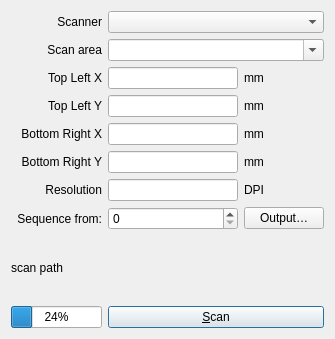
The window that scandialog.ui (ec1oud/scancrop) describes before a commit, drawn with Qt 5.
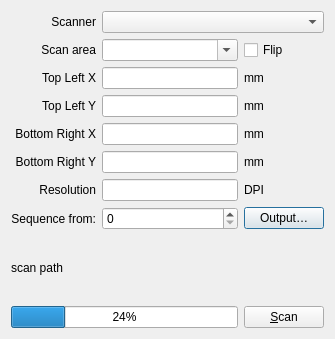
The same window after the commit.

Commit message:
Add "flip" checkbox to scan dialog
Switch width and height from the "Scan area" dimensions.
So we have to pass the QRectF to ImageScanner, which makes
more sense anyway.

```diff
--- a/scandialog.ui
+++ b/scandialog.ui
@@ -13,7 +13,7 @@
   <property name="windowTitle">
    <string>Capture Media Images</string>
   </property>
-  <layout class="QGridLayout" name="gridLayout" columnstretch="0,1,0">
+  <layout class="QGridLayout" name="gridLayout">
    <item row="0" column="0">
     <widget class="QLabel" name="scannerLabel">
      <property name="text">
@@ -47,7 +47,7 @@
      </property>
     </widget>
    </item>
-   <item row="1" column="1" colspan="2">
+   <item row="1" column="1">
     <widget class="QComboBox" name="scanSizes">
      <property name="sizePolicy">
       <sizepolicy hsizetype="Expanding" vsizetype="Fixed">
@@ -60,6 +60,13 @@
      </property>
     </widget>
    </item>
+   <item row="1" column="2">
+    <widget class="QCheckBox" name="flipCB">
+     <property name="text">
+      <string>Flip</string>
+     </property>
+    </widget>
+   </item>
    <item row="2" column="0">
     <widget class="QLabel" name="label_4">
      <property name="text">
@@ -179,54 +186,6 @@
      </property>
     </widget>
    </item>
-   <item row="9" column="0">
-    <widget class="QProgressBar" name="scanProgressBar">
-     <property name="sizePolicy">
-      <sizepolicy hsizetype="Preferred" vsizetype="Fixed">
-       <horstretch>0</horstretch>
-       <verstretch>0</verstretch>
-      </sizepolicy>
-     </property>
-     <property name="value">
-      <number>24</number>
-     </property>
-    </widget>
-   </item>
-   <item row="9" column="1" colspan="2">
-    <widget class="QPushButton" name="scanButton">
-     <property name="sizePolicy">
-      <sizepolicy hsizetype="Minimum" vsizetype="Fixed">
-       <horstretch>0</horstretch>
-       <verstretch>0</verstretch>
-      </sizepolicy>
-     </property>
-     <property name="text">
-      <string>&amp;Scan</string>
-     </property>
-    </widget>
-   </item>
-   <item row="8" column="0" colspan="3">
-    <widget class="QLabel" name="scanPathLabel">
-     <property name="sizePolicy">
-      <sizepolicy hsizetype="MinimumExpanding" vsizetype="Preferred">
-       <horstretch>0</horstretch>
-       <verstretch>0</verstretch>
-      </sizepolicy>
-     </property>
-     <property name="text">
-      <string>scan path</string>
-     </property>
-     <property name="textFormat">
-      <enum>Qt::TextFormat::PlainText</enum>
-     </property>
-     <property name="alignment">
-      <set>Qt::AlignmentFlag::AlignLeading|Qt::AlignmentFlag::AlignLeft|Qt::AlignmentFlag::AlignVCenter</set>
-     </property>
-     <property name="textInteractionFlags">
-      <set>Qt::TextInteractionFlag::TextSelectableByMouse</set>
-     </property>
-    </widget>
-   </item>
    <item row="7" column="1">
     <widget class="QSpinBox" name="scanSequenceFrom">
      <property name="sizePolicy">
@@ -253,6 +212,54 @@
      </property>
     </widget>
    </item>
+   <item row="8" column="0" colspan="3">
+    <widget class="QLabel" name="scanPathLabel">
+     <property name="sizePolicy">
+      <sizepolicy hsizetype="MinimumExpanding" vsizetype="Preferred">
+       <horstretch>0</horstretch>
+       <verstretch>0</verstretch>
+      </sizepolicy>
+     </property>
+     <property name="text">
+      <string>scan path</string>
+     </property>
+     <property name="textFormat">
+      <enum>Qt::TextFormat::PlainText</enum>
+     </property>
+     <property name="alignment">
+      <set>Qt::AlignmentFlag::AlignLeading|Qt::AlignmentFlag::AlignLeft|Qt::AlignmentFlag::AlignVCenter</set>
+     </property>
+     <property name="textInteractionFlags">
+      <set>Qt::TextInteractionFlag::TextSelectableByMouse</set>
+     </property>
+    </widget>
+   </item>
+   <item row="9" column="0" colspan="2">
+    <widget class="QProgressBar" name="scanProgressBar">
+     <property name="sizePolicy">
+      <sizepolicy hsizetype="Preferred" vsizetype="Fixed">
+       <horstretch>0</horstretch>
+       <verstretch>0</verstretch>
+      </sizepolicy>
+     </property>
+     <property name="value">
+      <number>24</number>
+     </property>
+    </widget>
+   </item>
+   <item row="9" column="2">
+    <widget class="QPushButton" name="scanButton">
+     <property name="sizePolicy">
+      <sizepolicy hsizetype="Minimum" vsizetype="Fixed">
+       <horstretch>0</horstretch>
+       <verstretch>0</verstretch>
+      </sizepolicy>
+     </property>
+     <property name="text">
+      <string>&amp;Scan</string>
+     </property>
+    </widget>
+   </item>
   </layout>
  </widget>
  <resources/>
```
The commit also changes 4 other files.
